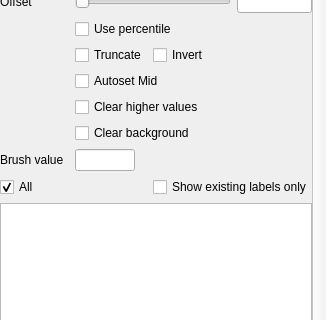
Before: the Qt Designer form freeview/PanelVolume.ui in freesurfer/freesurfer, drawn with Qt 5; both pictures show x 0 to 326 and y 793 to 1113 of the 326 by 1499 pixel window.
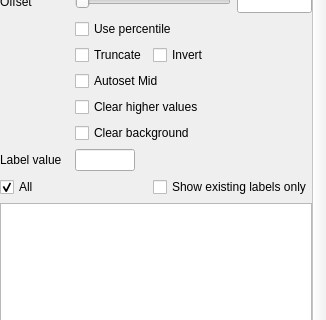
After: the same form once the commit is applied. Icons and pictures are not drawn. Custom widgets are drawn as their Qt base class.

Commit message: Improved label search. Type in label value box to search by label name

```diff
--- a/freeview/PanelVolume.ui
+++ b/freeview/PanelVolume.ui
@@ -482,7 +482,7 @@
       <item row="27" column="0">
        <widget class="QLabel" name="labelBrushValue">
         <property name="text">
-         <string>Brush value</string>
+         <string>Label value</string>
         </property>
        </widget>
       </item>
```
The commit also changes 2 other files.
